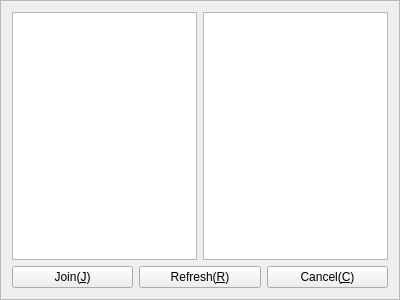
Old version of the form Widgets/FrmGroupChat/FrmGroupChatFind.ui in the repository KangLin/RabbitIm.
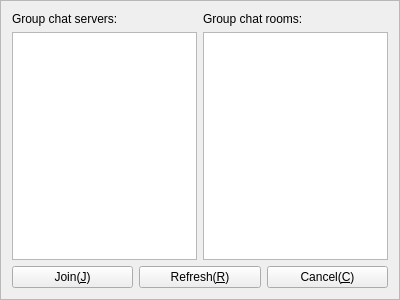
New version of the form. Custom widgets are drawn as their Qt base class.

What changed in the file:
```diff
--- a/Widgets/FrmGroupChat/FrmGroupChatFind.ui
+++ b/Widgets/FrmGroupChat/FrmGroupChatFind.ui
@@ -21,16 +21,34 @@
   </property>
   <layout class="QGridLayout" name="gridLayout">
    <item row="0" column="0">
-    <layout class="QHBoxLayout" name="horizontalLayout_2">
+    <layout class="QVBoxLayout" name="verticalLayout_2">
+     <item>
+      <widget class="QLabel" name="label">
+       <property name="text">
+        <string>Group chat servers:</string>
+       </property>
+      </widget>
+     </item>
      <item>
       <widget class="CCustomTreeView" name="treeView"/>
      </item>
+    </layout>
+   </item>
+   <item row="0" column="1">
+    <layout class="QVBoxLayout" name="verticalLayout">
+     <item>
+      <widget class="QLabel" name="label_2">
+       <property name="text">
+        <string>Group chat rooms:</string>
+       </property>
+      </widget>
+     </item>
      <item>
       <widget class="QListView" name="listView"/>
      </item>
     </layout>
    </item>
-   <item row="1" column="0">
+   <item row="1" column="0" colspan="2">
     <layout class="QHBoxLayout" name="horizontalLayout">
      <item>
       <widget class="QPushButton" name="pbJoin">
```
